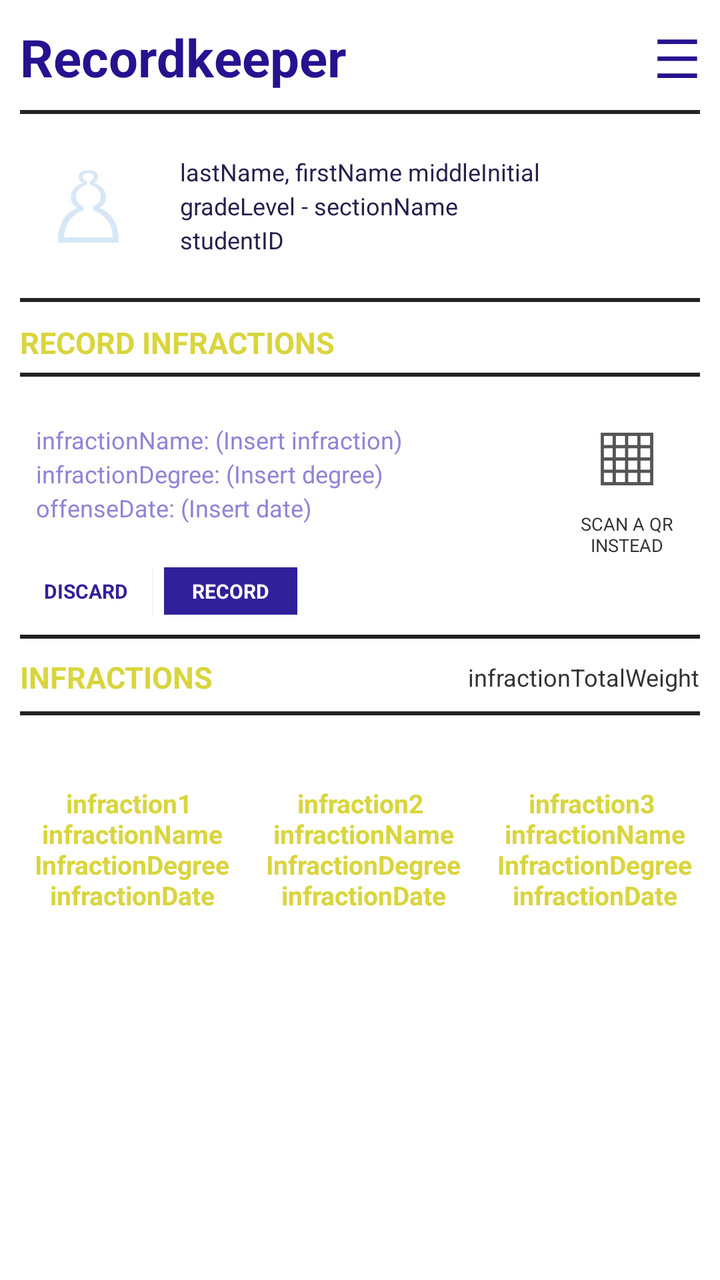
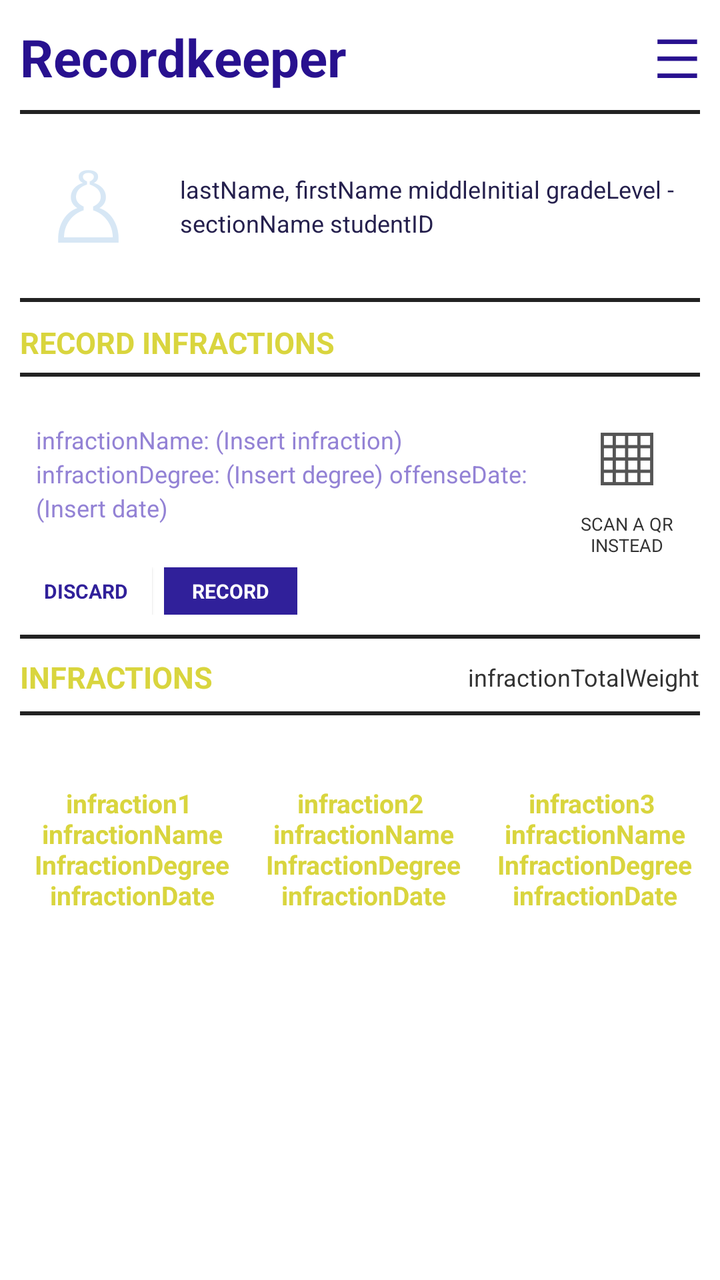

An Android layout rendered at two revisions. The XML below is the earlier revision; the diff shows what the commit changed to produce the second picture.
<!-- AndroidManifest.xml: application theme Theme.RK -->
<!-- res/layout/activity_main.xml -->
<?xml version="1.0" encoding="utf-8"?>
<ScrollView xmlns:android="http://schemas.android.com/apk/res/android"
    xmlns:app="http://schemas.android.com/apk/res-auto"
    xmlns:tools="http://schemas.android.com/tools"
    android:layout_width="match_parent"
    android:layout_height="match_parent"
    android:background="#FFFFFF"
    android:fillViewport="true">

    <LinearLayout
        android:layout_width="match_parent"
        android:layout_height="0dp"
        android:orientation="vertical"
        android:padding="10dp">

        

        <LinearLayout
            android:layout_width="match_parent"
            android:layout_height="wrap_content"
            android:gravity="center_vertical"
            android:orientation="horizontal"
            android:paddingBottom="8dp">

            <TextView
                android:id="@+id/recordKeeperTitle"
                android:layout_width="0dp"
                android:layout_height="wrap_content"
                android:layout_weight="1"
                android:text="Recordkeeper"
                android:textColor="#28118F"
                android:textSize="26sp"
                android:textStyle="bold" />

            <TextView
                android:id="@+id/burgerIcon"
                android:layout_width="wrap_content"
                android:layout_height="wrap_content"
                android:text="☰"
                android:textColor="#28118F"
                android:textSize="27sp" />
        </LinearLayout>

        <View
            android:layout_width="match_parent"
            android:layout_height="2dp"
            android:background="#222222" />

        
        <LinearLayout
            android:layout_width="match_parent"
            android:layout_height="wrap_content"
            android:gravity="center_vertical"
            android:orientation="horizontal"
            android:paddingTop="12dp"
            android:paddingBottom="12dp">

            <TextView
                android:id="@+id/studentImage"
                android:layout_width="68dp"
                android:layout_height="68dp"
                android:gravity="center"
                android:text="♙"
                android:textColor="#D7E7F5"
                android:textSize="48sp" />

            <TextView
                android:id="@+id/studentInfo"
                android:layout_width="0dp"
                android:layout_height="wrap_content"
                android:layout_weight="1"
                android:lineSpacingExtra="3dp"
                android:paddingStart="12dp"
                android:text="lastName, firstName middleInitial&#10;gradeLevel - sectionName&#10;studentID"
                android:textColor="#25204D"
                android:textSize="12sp" />
        </LinearLayout>

        <View
            android:layout_width="match_parent"
            android:layout_height="2dp"
            android:background="#222222" />

        
        <TextView
            android:id="@+id/recordInfractionsTitle"
            android:layout_width="match_parent"
            android:layout_height="wrap_content"
            android:paddingTop="10dp"
            android:paddingBottom="5dp"
            android:text="RECORD INFRACTIONS"
            android:textColor="#D9D53E"
            android:textSize="15sp"
            android:textStyle="bold" />

        <View
            android:layout_width="match_parent"
            android:layout_height="2dp"
            android:background="#222222" />

        

        <LinearLayout
            android:layout_width="match_parent"
            android:layout_height="wrap_content"
            android:gravity="center_vertical"
            android:orientation="horizontal"
            android:paddingTop="7dp">

            <TextView
                android:id="@+id/newInfractionDetails"
                android:layout_width="0dp"
                android:layout_height="wrap_content"
                android:layout_weight="1"
                android:lineSpacingExtra="3dp"
                android:padding="8dp"
                android:text="infractionName: (Insert infraction)&#10;infractionDegree: (Insert degree)&#10;offenseDate: (Insert date)"
                android:textColor="#9382D5"
                android:textSize="12sp" />

            <LinearLayout
                android:layout_width="78dp"
                android:layout_height="wrap_content"
                android:gravity="center"
                android:orientation="vertical"
                android:paddingStart="5dp">

                <TextView
                    android:id="@+id/QRImage"
                    android:layout_width="wrap_content"
                    android:layout_height="wrap_content"
                    android:gravity="center"
                    android:text="▦"
                    android:textColor="#555555"
                    android:textSize="44sp" />

                <TextView
                    android:id="@+id/scanQRtext"
                    android:layout_width="wrap_content"
                    android:layout_height="wrap_content"
                    android:gravity="center"
                    android:text="SCAN A QR&#10;INSTEAD"
                    android:textColor="#333333"
                    android:textSize="9sp" />

            </LinearLayout>
        </LinearLayout>

        
        <LinearLayout
            android:layout_width="match_parent"
            android:layout_height="wrap_content"
            android:orientation="horizontal"
            android:paddingTop="5dp"
            android:paddingBottom="10dp">

            <TextView
                android:id="@+id/discardButton"
                android:layout_width="wrap_content"
                android:layout_height="wrap_content"
                android:background="#FFFFFF"
                android:elevation="1dp"
                android:paddingHorizontal="12dp"
                android:paddingVertical="5dp"
                android:text="DISCARD"
                android:textColor="#30209A"
                android:textSize="10sp"
                android:textStyle="bold" />

            <TextView
                android:id="@+id/recordButton"
                android:layout_width="wrap_content"
                android:layout_height="wrap_content"
                android:layout_marginStart="6dp"
                android:background="#30209A"
                android:paddingHorizontal="14dp"
                android:paddingVertical="5dp"
                android:text="RECORD"
                android:textColor="#FFFFFF"
                android:textSize="10sp"
                android:textStyle="bold" />
        </LinearLayout>

        
        <View
            android:layout_width="match_parent"
            android:layout_height="2dp"
            android:background="#222222" />

        <LinearLayout
            android:layout_width="match_parent"
            android:layout_height="wrap_content"
            android:gravity="center_vertical"
            android:orientation="horizontal"
            android:paddingTop="9dp"
            android:paddingBottom="7dp">

            <TextView
                android:id="@+id/infractionsText"
                android:layout_width="0dp"
                android:layout_height="wrap_content"
                android:layout_weight="1"
                android:text="INFRACTIONS"
                android:textColor="#D9D53E"
                android:textSize="15sp"
                android:textStyle="bold" />

            <TextView
                android:id="@+id/infractionTotalWeight"
                android:layout_width="wrap_content"
                android:layout_height="wrap_content"
                android:text="infractionTotalWeight"
                android:textColor="#333333"
                android:textSize="12sp" />

        </LinearLayout>

        <View
            android:layout_width="match_parent"
            android:layout_height="2dp"
            android:background="#222222" />

        
        <LinearLayout
            android:layout_width="match_parent"
            android:layout_height="wrap_content"
            android:orientation="horizontal"
            android:paddingTop="12dp">

            <TextView
                android:id="@+id/infractions1Details"
                android:layout_width="0dp"
                android:layout_height="110dp"
                android:layout_marginEnd="4dp"
                android:layout_weight="1"
                android:gravity="center"
                android:text="infraction1\n infractionName\n InfractionDegree\n infractionDate"
                android:textColor="#D9D53E"
                android:textSize="13sp"
                android:textStyle="bold" />

            <TextView
                android:id="@+id/infraction2Details"
                android:layout_width="0dp"
                android:layout_height="110dp"
                android:layout_marginHorizontal="3dp"
                android:layout_weight="1"
                android:gravity="center"
                android:text="infraction2\n infractionName\n InfractionDegree\n infractionDate"
                android:textColor="#D9D53E"
                android:textSize="13sp"
                android:textStyle="bold" />

            <TextView
                android:id="@+id/infraction3Details"
                android:layout_width="0dp"
                android:layout_height="110dp"
                android:layout_marginStart="4dp"
                android:layout_weight="1"
                android:gravity="center"
                android:text="infraction3\n infractionName\n InfractionDegree\n infractionDate"
                android:textColor="#D9D53E"
                android:textSize="13sp"
                android:textStyle="bold" />

        </LinearLayout>

    </LinearLayout>
</ScrollView>
<!-- resources referenced by this layout -->
<resources>
  <style name="Theme.RK" parent="Theme.MaterialComponents.DayNight.DarkActionBar">
          
          <item name="colorPrimary">@color/purple_500</item>
          <item name="colorPrimaryVariant">@color/purple_700</item>
          <item name="colorOnPrimary">@color/white</item>
          
          <item name="colorSecondary">@color/teal_200</item>
          <item name="colorSecondaryVariant">@color/teal_700</item>
          <item name="colorOnSecondary">@color/black</item>
          
          <item name="android:statusBarColor">?attr/colorPrimaryVariant</item>
          
      </style>
  <color name="purple_500">#FF6200EE</color>
  <color name="purple_700">#FF3700B3</color>
  <color name="white">#FFFFFFFF</color>
  <color name="teal_200">#FF03DAC5</color>
  <color name="teal_700">#FF018786</color>
  <color name="black">#FF000000</color>
</resources>

<!-- the commit's change to res/layout/activity_main.xml (unified diff, before → after) -->
@@ -1,269 +1,45 @@
-<?xml version="1.0" encoding="utf-8"?>
-<ScrollView xmlns:android="http://schemas.android.com/apk/res/android"
-    xmlns:app="http://schemas.android.com/apk/res-auto"
-    xmlns:tools="http://schemas.android.com/tools"
-    android:layout_width="match_parent"
-    android:layout_height="match_parent"
-    android:background="#FFFFFF"
-    android:fillViewport="true">
-
-    <LinearLayout
-        android:layout_width="match_parent"
-        android:layout_height="0dp"
-        android:orientation="vertical"
-        android:padding="10dp">
-
+<ScrollView xmlns:android="http://schemas.android.com/apk/res/android" xmlns:app="http://schemas.android.com/apk/res-auto" xmlns:tools="http://schemas.android.com/tools" android:layout_width="match_parent" android:layout_height="match_parent" android:background="#FFFFFF" android:fillViewport="true">
+    <LinearLayout android:layout_width="match_parent" android:layout_height="0dp" android:orientation="vertical" android:padding="10dp">
         
-
-        <LinearLayout
-            android:layout_width="match_parent"
-            android:layout_height="wrap_content"
-            android:gravity="center_vertical"
-            android:orientation="horizontal"
-            android:paddingBottom="8dp">
-
-            <TextView
-                android:id="@+id/recordKeeperTitle"
-                android:layout_width="0dp"
-                android:layout_height="wrap_content"
-                android:layout_weight="1"
-                android:text="Recordkeeper"
-                android:textColor="#28118F"
-                android:textSize="26sp"
-                android:textStyle="bold" />
-
-            <TextView
-                android:id="@+id/burgerIcon"
-                android:layout_width="wrap_content"
-                android:layout_height="wrap_content"
-                android:text="☰"
-                android:textColor="#28118F"
-                android:textSize="27sp" />
+        <LinearLayout android:layout_width="match_parent" android:layout_height="wrap_content" android:gravity="center_vertical" android:orientation="horizontal" android:paddingBottom="8dp">
+            <TextView android:id="@+id/recordKeeperTitle" android:layout_width="0dp" android:layout_height="wrap_content" android:layout_weight="1" android:text="Recordkeeper" android:textColor="#28118F" android:textSize="26sp" android:textStyle="bold"/>
+            <TextView android:id="@+id/burgerIcon" android:layout_width="wrap_content" android:layout_height="wrap_content" android:text="☰" android:textColor="#28118F" android:textSize="27sp"/>
         </LinearLayout>
-
-        <View
-            android:layout_width="match_parent"
-            android:layout_height="2dp"
-            android:background="#222222" />
-
+        <View android:layout_width="match_parent" android:layout_height="2dp" android:background="#222222"/>
         
-        <LinearLayout
-            android:layout_width="match_parent"
-            android:layout_height="wrap_content"
-            android:gravity="center_vertical"
-            android:orientation="horizontal"
-            android:paddingTop="12dp"
-            android:paddingBottom="12dp">
-
-            <TextView
-                android:id="@+id/studentImage"
-                android:layout_width="68dp"
-                android:layout_height="68dp"
-                android:gravity="center"
-                android:text="♙"
-                android:textColor="#D7E7F5"
-                android:textSize="48sp" />
-
-            <TextView
-                android:id="@+id/studentInfo"
-                android:layout_width="0dp"
-                android:layout_height="wrap_content"
-                android:layout_weight="1"
-                android:lineSpacingExtra="3dp"
-                android:paddingStart="12dp"
-                android:text="lastName, firstName middleInitial&#10;gradeLevel - sectionName&#10;studentID"
-                android:textColor="#25204D"
-                android:textSize="12sp" />
+        <LinearLayout android:layout_width="match_parent" android:layout_height="wrap_content" android:gravity="center_vertical" android:orientation="horizontal" android:paddingTop="12dp" android:paddingBottom="12dp">
+            <TextView android:id="@+id/studentImage" android:layout_width="68dp" android:layout_height="68dp" android:gravity="center" android:text="♙" android:textColor="#D7E7F5" android:textSize="48sp"/>
+            <TextView android:id="@+id/studentInfo" android:layout_width="0dp" android:layout_height="wrap_content" android:layout_weight="1" android:lineSpacingExtra="3dp" android:paddingStart="12dp" android:text="lastName, firstName middleInitial gradeLevel - sectionName studentID" android:textColor="#25204D" android:textSize="12sp"/>
         </LinearLayout>
-
-        <View
-            android:layout_width="match_parent"
-            android:layout_height="2dp"
-            android:background="#222222" />
-
+        <View android:layout_width="match_parent" android:layout_height="2dp" android:background="#222222"/>
         
-        <TextView
-            android:id="@+id/recordInfractionsTitle"
-            android:layout_width="match_parent"
-            android:layout_height="wrap_content"
-            android:paddingTop="10dp"
-            android:paddingBottom="5dp"
-            android:text="RECORD INFRACTIONS"
-            android:textColor="#D9D53E"
-            android:textSize="15sp"
-            android:textStyle="bold" />
-
-        <View
-            android:layout_width="match_parent"
-            android:layout_height="2dp"
-            android:background="#222222" />
-
+        <TextView android:id="@+id/recordInfractionsTitle" android:layout_width="match_parent" android:layout_height="wrap_content" android:paddingTop="10dp" android:paddingBottom="5dp" android:text="RECORD INFRACTIONS" android:textColor="#D9D53E" android:textSize="15sp" android:textStyle="bold"/>
+        <View android:layout_width="match_parent" android:layout_height="2dp" android:background="#222222"/>
         
-
-        <LinearLayout
-            android:layout_width="match_parent"
-            android:layout_height="wrap_content"
-            android:gravity="center_vertical"
-            android:orientation="horizontal"
-            android:paddingTop="7dp">
-
-            <TextView
-                android:id="@+id/newInfractionDetails"
-                android:layout_width="0dp"
-                android:layout_height="wrap_content"
-                android:layout_weight="1"
-                android:lineSpacingExtra="3dp"
-                android:padding="8dp"
-                android:text="infractionName: (Insert infraction)&#10;infractionDegree: (Insert degree)&#10;offenseDate: (Insert date)"
-                android:textColor="#9382D5"
-                android:textSize="12sp" />
-
-            <LinearLayout
-                android:layout_width="78dp"
-                android:layout_height="wrap_content"
-                android:gravity="center"
-                android:orientation="vertical"
-                android:paddingStart="5dp">
-
-                <TextView
-                    android:id="@+id/QRImage"
-                    android:layout_width="wrap_content"
-                    android:layout_height="wrap_content"
-                    android:gravity="center"
-                    android:text="▦"
-                    android:textColor="#555555"
-                    android:textSize="44sp" />
-
-                <TextView
-                    android:id="@+id/scanQRtext"
-                    android:layout_width="wrap_content"
-                    android:layout_height="wrap_content"
-                    android:gravity="center"
-                    android:text="SCAN A QR&#10;INSTEAD"
-                    android:textColor="#333333"
-                    android:textSize="9sp" />
-
+        <LinearLayout android:layout_width="match_parent" android:layout_height="wrap_content" android:gravity="center_vertical" android:orientation="horizontal" android:paddingTop="7dp">
+            <TextView android:id="@+id/newInfractionDetails" android:layout_width="0dp" android:layout_height="wrap_content" android:layout_weight="1" android:lineSpacingExtra="3dp" android:padding="8dp" android:text="infractionName: (Insert infraction) infractionDegree: (Insert degree) offenseDate: (Insert date)" android:textColor="#9382D5" android:textSize="12sp"/>
+            <LinearLayout android:layout_width="78dp" android:layout_height="wrap_content" android:gravity="center" android:orientation="vertical" android:paddingStart="5dp">
+                <TextView android:id="@+id/QRImage" android:layout_width="wrap_content" android:layout_height="wrap_content" android:gravity="center" android:text="▦" android:textColor="#555555" android:textSize="44sp"/>
+                <TextView android:id="@+id/scanQRtext" android:layout_width="wrap_content" android:layout_height="wrap_content" android:gravity="center" android:text="SCAN A QR INSTEAD" android:textColor="#333333" android:textSize="9sp"/>
             </LinearLayout>
         </LinearLayout>
-
         
-        <LinearLayout
-            android:layout_width="match_parent"
-            android:layout_height="wrap_content"
-            android:orientation="horizontal"
-            android:paddingTop="5dp"
-            android:paddingBottom="10dp">
-
-            <TextView
-                android:id="@+id/discardButton"
-                android:layout_width="wrap_content"
-                android:layout_height="wrap_content"
-                android:background="#FFFFFF"
-                android:elevation="1dp"
-                android:paddingHorizontal="12dp"
-                android:paddingVertical="5dp"
-                android:text="DISCARD"
-                android:textColor="#30209A"
-                android:textSize="10sp"
-                android:textStyle="bold" />
-
-            <TextView
-                android:id="@+id/recordButton"
-                android:layout_width="wrap_content"
-                android:layout_height="wrap_content"
-                android:layout_marginStart="6dp"
-                android:background="#30209A"
-                android:paddingHorizontal="14dp"
-                android:paddingVertical="5dp"
-                android:text="RECORD"
-                android:textColor="#FFFFFF"
-                android:textSize="10sp"
-                android:textStyle="bold" />
+        <LinearLayout android:layout_width="match_parent" android:layout_height="wrap_content" android:orientation="horizontal" android:paddingTop="5dp" android:paddingBottom="10dp">
+            <TextView android:id="@+id/discardButton" android:layout_width="wrap_content" android:layout_height="wrap_content" android:background="#FFFFFF" android:elevation="1dp" android:paddingHorizontal="12dp" android:paddingVertical="5dp" android:text="DISCARD" android:textColor="#30209A" android:textSize="10sp" android:textStyle="bold"/>
+            <TextView android:id="@+id/recordButton" android:layout_width="wrap_content" android:layout_height="wrap_content" android:layout_marginStart="6dp" android:background="#30209A" android:paddingHorizontal="14dp" android:paddingVertical="5dp" android:text="RECORD" android:textColor="#FFFFFF" android:textSize="10sp" android:textStyle="bold"/>
         </LinearLayout>
-
         
-        <View
-            android:layout_width="match_parent"
-            android:layout_height="2dp"
-            android:background="#222222" />
-
-        <LinearLayout
-            android:layout_width="match_parent"
-            android:layout_height="wrap_content"
-            android:gravity="center_vertical"
-            android:orientation="horizontal"
-            android:paddingTop="9dp"
-            android:paddingBottom="7dp">
-
-            <TextView
-                android:id="@+id/infractionsText"
-                android:layout_width="0dp"
-                android:layout_height="wrap_content"
-                android:layout_weight="1"
-                android:text="INFRACTIONS"
-                android:textColor="#D9D53E"
-                android:textSize="15sp"
-                android:textStyle="bold" />
-
-            <TextView
-                android:id="@+id/infractionTotalWeight"
-                android:layout_width="wrap_content"
-                android:layout_height="wrap_content"
-                android:text="infractionTotalWeight"
-                android:textColor="#333333"
-                android:textSize="12sp" />
-
+        <View android:layout_width="match_parent" android:layout_height="2dp" android:background="#222222"/>
+        <LinearLayout android:layout_width="match_parent" android:layout_height="wrap_content" android:gravity="center_vertical" android:orientation="horizontal" android:paddingTop="9dp" android:paddingBottom="7dp">
+            <TextView android:id="@+id/infractionsText" android:layout_width="0dp" android:layout_height="wrap_content" android:layout_weight="1" android:text="INFRACTIONS" android:textColor="#D9D53E" android:textSize="15sp" android:textStyle="bold"/>
+            <TextView android:id="@+id/infractionTotalWeight" android:layout_width="wrap_content" android:layout_height="wrap_content" android:text="infractionTotalWeight" android:textColor="#333333" android:textSize="12sp"/>
         </LinearLayout>
-
-        <View
-            android:layout_width="match_parent"
-            android:layout_height="2dp"
-            android:background="#222222" />
-
+        <View android:layout_width="match_parent" android:layout_height="2dp" android:background="#222222"/>
         
-        <LinearLayout
-            android:layout_width="match_parent"
-            android:layout_height="wrap_content"
-            android:orientation="horizontal"
-            android:paddingTop="12dp">
-
-            <TextView
-                android:id="@+id/infractions1Details"
-                android:layout_width="0dp"
-                android:layout_height="110dp"
-                android:layout_marginEnd="4dp"
-                android:layout_weight="1"
-                android:gravity="center"
-                android:text="infraction1\n infractionName\n InfractionDegree\n infractionDate"
-                android:textColor="#D9D53E"
-                android:textSize="13sp"
-                android:textStyle="bold" />
-
-            <TextView
-                android:id="@+id/infraction2Details"
-                android:layout_width="0dp"
-                android:layout_height="110dp"
-                android:layout_marginHorizontal="3dp"
-                android:layout_weight="1"
-                android:gravity="center"
-                android:text="infraction2\n infractionName\n InfractionDegree\n infractionDate"
-                android:textColor="#D9D53E"
-                android:textSize="13sp"
-                android:textStyle="bold" />
-
-            <TextView
-                android:id="@+id/infraction3Details"
-                android:layout_width="0dp"
-                android:layout_height="110dp"
-                android:layout_marginStart="4dp"
-                android:layout_weight="1"
-                android:gravity="center"
-                android:text="infraction3\n infractionName\n InfractionDegree\n infractionDate"
-                android:textColor="#D9D53E"
-                android:textSize="13sp"
-                android:textStyle="bold" />
-
+        <LinearLayout android:layout_width="match_parent" android:layout_height="wrap_content" android:orientation="horizontal" android:paddingTop="12dp">
+            <TextView android:id="@+id/infractions1Details" android:layout_width="0dp" android:layout_height="110dp" android:layout_marginEnd="4dp" android:layout_weight="1" android:gravity="center" android:text="infraction1\n infractionName\n InfractionDegree\n infractionDate" android:textColor="#D9D53E" android:textSize="13sp" android:textStyle="bold"/>
+            <TextView android:id="@+id/infraction2Details" android:layout_width="0dp" android:layout_height="110dp" android:layout_marginHorizontal="3dp" android:layout_weight="1" android:gravity="center" android:text="infraction2\n infractionName\n InfractionDegree\n infractionDate" android:textColor="#D9D53E" android:textSize="13sp" android:textStyle="bold"/>
+            <TextView android:id="@+id/infraction3Details" android:layout_width="0dp" android:layout_height="110dp" android:layout_marginStart="4dp" android:layout_weight="1" android:gravity="center" android:text="infraction3\n infractionName\n InfractionDegree\n infractionDate" android:textColor="#D9D53E" android:textSize="13sp" android:textStyle="bold"/>
         </LinearLayout>
-
     </LinearLayout>
 </ScrollView>
